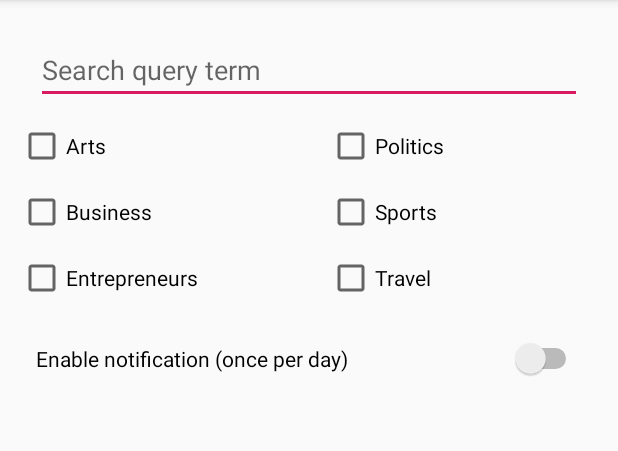
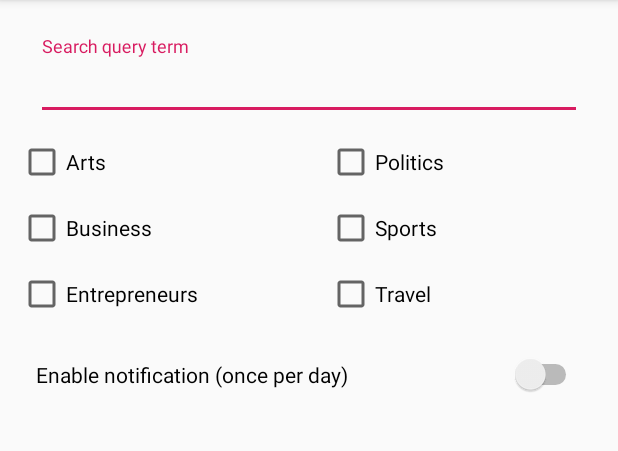
Before and after one commit to PBarthuel/MyNews, an Android app: the screen it shows after launch (NotificationActivity), in the options menu, after a tap on "Notifications", on a phone screen of 412 x 824 dp, the part 84-535 px from its top. Run offline under Robolectric (Android 15) with nearby library versions, the phone set to English and light mode, and no system bars; network calls fail; pictures from the network do not load.

Commit message:
Ajout de l'activité de notification, de la class AlertReceiver et de la class NotificationHelper pour la gestion des notifications

```diff
--- a/app/src/main/AndroidManifest.xml
+++ b/app/src/main/AndroidManifest.xml
@@ -24,6 +24,8 @@
                 <category android:name="android.intent.category.LAUNCHER" />
             </intent-filter>
         </activity>
+
+        <receiver android:name=".AlertReceiver" />
     </application>
 
 </manifest>
--- a/app/src/main/java/com/example/mynews/NewYorkTimesAPI.java
+++ b/app/src/main/java/com/example/mynews/NewYorkTimesAPI.java
@@ -18,5 +18,5 @@ public interface NewYorkTimesAPI {
     Call<MostPopularResult> getMostPopularStory();
 
     @GET("svc/search/v2/articlesearch.json")
-    Call<SearchResult> getSearchResponse(@Query("q") String filteredQuery); //TODO remettre fq quand lucene
+    Call<SearchResult> getSearchResponse(@Query("fq") String filteredQuery); //TODO remettre fq quand lucene
 }
--- a/app/src/main/res/layout/activity_notification.xml
+++ b/app/src/main/res/layout/activity_notification.xml
@@ -7,83 +7,52 @@
     tools:context=".SearchActivity">
 
     <androidx.constraintlayout.widget.Guideline
+        android:id="@+id/search_guide_line_half"
         android:layout_width="wrap_content"
         android:layout_height="wrap_content"
-        android:id="@+id/search_guide_line_half"
         android:orientation="vertical"
-        app:layout_constraintGuide_percent="0.5"/>
+        app:layout_constraintGuide_percent="0.5" />
 
-    <CheckBox
-        android:id="@+id/notification_arts_checkbox"
+    <com.google.android.material.textfield.TextInputLayout
+        android:id="@+id/til_notification"
         android:layout_width="0dp"
         android:layout_height="wrap_content"
-        android:layout_margin="12dp"
-        android:text="@string/arts_checkbox"
-        app:layout_constraintStart_toStartOf="parent"
-        app:layout_constraintTop_toBottomOf="@id/notification_et_user" />
-
-    <CheckBox
-        android:id="@+id/notification_politics_checkbox"
-        android:layout_width="0dp"
-        android:layout_height="wrap_content"
-        android:layout_margin="12dp"
-        android:text="@string/politics_checkbox"
-        app:layout_constraintStart_toStartOf="@id/search_guide_line_half"
-        app:layout_constraintTop_toBottomOf="@id/notification_et_user" />
-
-    <CheckBox
-        android:id="@+id/notification_business_checkbox"
-        android:layout_width="0dp"
-        android:layout_height="wrap_content"
-        android:layout_margin="12dp"
-        android:text="@string/business_checkbox"
-        app:layout_constraintStart_toStartOf="parent"
-        app:layout_constraintTop_toBottomOf="@+id/notification_arts_checkbox" />
-
-    <CheckBox
-        android:id="@+id/notification_sports_checkbox"
-        android:layout_width="0dp"
-        android:layout_height="wrap_content"
-        android:layout_margin="12dp"
-        android:text="@string/sports_checkbox"
-        app:layout_constraintStart_toStartOf="@id/search_guide_line_half"
-        app:layout_constraintTop_toBottomOf="@+id/notification_politics_checkbox" />
-
-    <CheckBox
-        android:id="@+id/notification_entrepreneurs_checkbox"
-        android:layout_width="0dp"
-        android:layout_height="wrap_content"
-        android:layout_margin="12dp"
-        android:text="@string/entrepreneurs_checkbox"
-        app:layout_constraintStart_toStartOf="parent"
-        app:layout_constraintTop_toBottomOf="@+id/notification_business_checkbox" />
-
-    <CheckBox
-        android:id="@+id/notification_travel_checkbox"
-        android:layout_width="0dp"
-        android:layout_height="wrap_content"
-        android:layout_margin="12dp"
-        android:text="@string/travel_checkbox"
-        app:layout_constraintStart_toStartOf="@id/search_guide_line_half"
-        app:layout_constraintTop_toBottomOf="@+id/notification_sports_checkbox" />
-
-    <com.google.android.material.textfield.TextInputEditText
-        android:id="@+id/notification_et_user"
-        android:layout_width="match_parent"
-        android:layout_height="wrap_content"
-        android:hint="@string/search_query_term"
         android:layout_margin="24dp"
         app:layout_constraintEnd_toEndOf="parent"
         app:layout_constraintStart_toStartOf="parent"
-        app:layout_constraintTop_toTopOf="parent" />
+        app:layout_constraintTop_toTopOf="parent">
 
-    <Switch
-        android:layout_width="match_parent"
+        <com.google.android.material.textfield.TextInputEditText
+            android:id="@+id/notification_et_user"
+            android:layout_width="match_parent"
+            android:layout_height="wrap_content"
+            android:hint="@string/search_query_term" />
+    </com.google.android.material.textfield.TextInputLayout>
+
+    <com.example.mynews.SectionsCustomView
+        android:id="@+id/cv_notification_checkbox"
+        android:layout_width="0dp"
         android:layout_height="wrap_content"
         app:layout_constraintEnd_toEndOf="parent"
         app:layout_constraintStart_toStartOf="parent"
-        app:layout_constraintTop_toBottomOf="@+id/notification_entrepreneurs_checkbox"
+        app:layout_constraintTop_toBottomOf="@id/til_notification" />
+
+    <Switch
+        android:id="@+id/switch_notification_activity"
+        android:layout_width="match_parent"
+        android:layout_height="wrap_content"
         android:layout_margin="24dp"
-        android:text="Enable notification (once per day)" />
+        android:text="@string/enable_notification_once_per_day"
+        app:layout_constraintEnd_toEndOf="parent"
+        app:layout_constraintStart_toStartOf="parent"
+        app:layout_constraintTop_toBottomOf="@+id/cv_notification_checkbox" />
+
+    <TextView
+        android:id="@+id/et_notification_activity"
+        android:layout_width="0dp"
+        android:layout_height="wrap_content"
+        app:layout_constraintEnd_toEndOf="parent"
+        app:layout_constraintStart_toStartOf="parent"
+        app:layout_constraintTop_toBottomOf="@id/switch_notification_activity" />
 
 </androidx.constraintlayout.widget.ConstraintLayout>
--- a/app/src/main/res/values/strings.xml
+++ b/app/src/main/res/values/strings.xml
@@ -25,5 +25,6 @@
     <string name="menu_technology">Technology</string>
     <string name="menu_business">Business</string>
     <string name="no_result">No result</string>
+    <string name="enable_notification_once_per_day">Enable notification (once per day)</string>
 
 </resources>
--- a/build.gradle
+++ b/build.gradle
@@ -7,7 +7,7 @@ buildscript {
 
     }
     dependencies {
-        classpath 'com.android.tools.build:gradle:3.5.1'
+        classpath 'com.android.tools.build:gradle:3.5.2'
 
         // NOTE: Do not place your application dependencies here; they belong
         // in the individual module build.gradle files
```
Also changed, not shown: app/src/main/java/com/example/mynews/AlertReceiver.java (added, +16 -0 lines), app/src/main/java/com/example/mynews/NotificationActivity.java (+59 -1 lines), app/src/main/java/com/example/mynews/NotificationHelper.java (added, +46 -0 lines), app/src/main/java/com/example/mynews/SearchActivity.java (+3 -7 lines), 1 other file.
